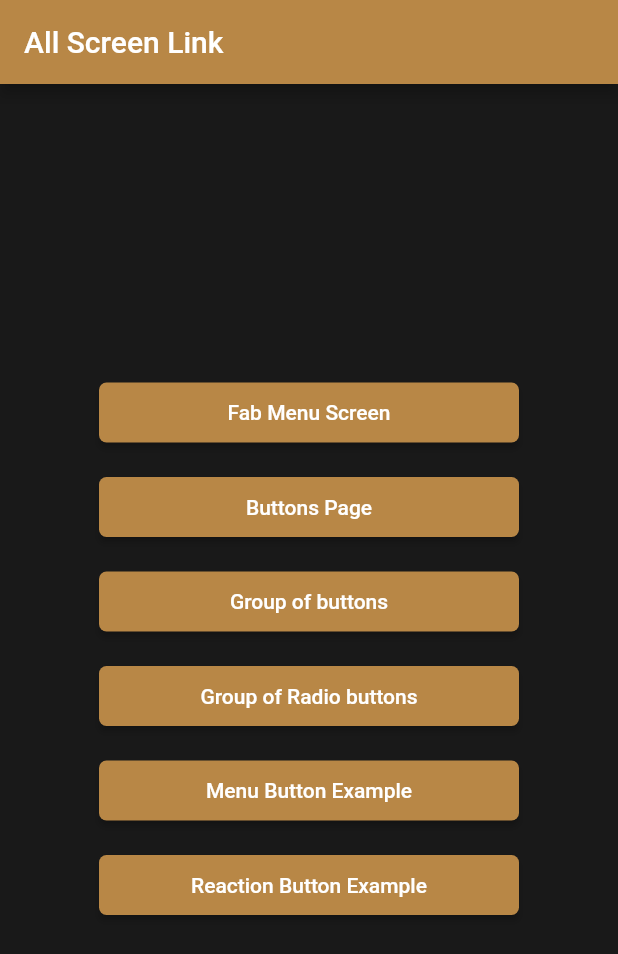
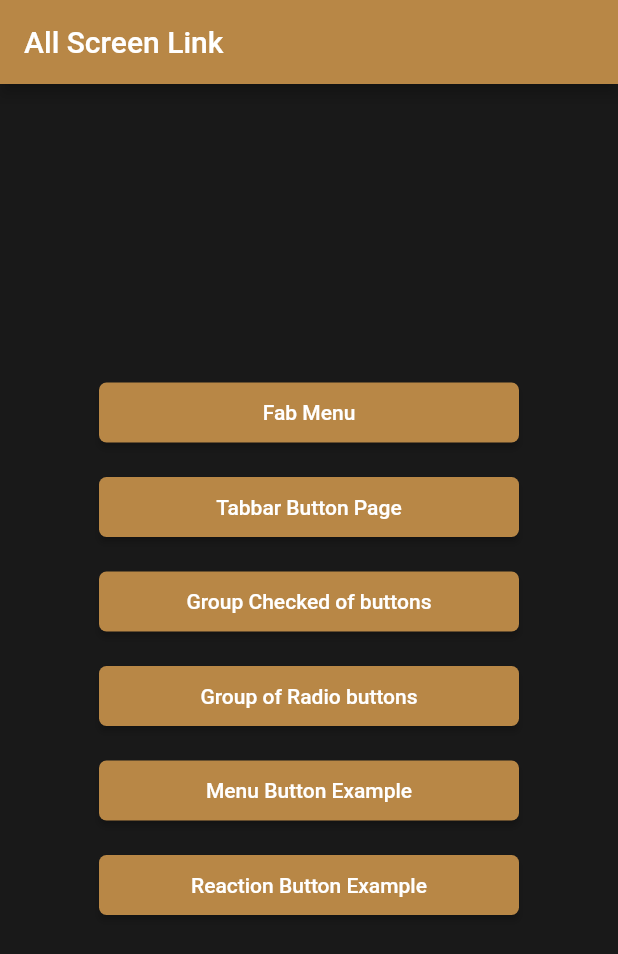
Before and after one commit to Haffshah/buttonsapp, a Flutter app: the screen it shows after launch, on a phone screen of 412 x 824 dp. Shown: the top 954 px of the screen. Run offline on Flutter 3.47's test engine with Material 2 defaults, Android fonts, the light colour scheme and no system bars.

Commit message:
little chnage in main file

```diff
--- a/lib/main.dart
+++ b/lib/main.dart
@@ -30,15 +30,12 @@ class MainHome extends StatefulWidget {
 }
 
 class _MainHomeState extends State<MainHome> {
-
-
-
   @override
   Widget build(BuildContext context) {
     return Scaffold(
       backgroundColor: Color(0xff191919),
       appBar: AppBar(
-         backgroundColor: Color(0xffB88746),
+        backgroundColor: Color(0xffB88746),
         title: Text('All Screen Link'),
       ),
       body: Center(
@@ -46,16 +43,8 @@ class _MainHomeState extends State<MainHome> {
           mainAxisAlignment: MainAxisAlignment.center,
           crossAxisAlignment: CrossAxisAlignment.start,
           children: [
-
-            ElevatedButton(
-              style: ElevatedButton.styleFrom(
-                primary: Color(0xffB88746),
-                fixedSize: Size(280, 40),
-                shape: RoundedRectangleBorder(
-                  borderRadius: BorderRadius.circular(5),
-                ),
-              ),
-              onPressed: () {
+            ElevatedButtonWidget(
+              onclick: () {
                 Navigator.push(
                   context,
                   MaterialPageRoute(
@@ -63,42 +52,27 @@ class _MainHomeState extends State<MainHome> {
                   ),
                 );
               },
-              child: Text("Fab Menu Screen"),
+              text: 'Fab Menu',
             ),
             SizedBox(
               height: 15.0,
             ),
-            ElevatedButton(
-                style: ElevatedButton.styleFrom(
-                  primary:Color(0xffB88746),
-                  fixedSize: Size(280, 40),
-                  shape: RoundedRectangleBorder(
-                    borderRadius: BorderRadius.circular(5),
+            ElevatedButtonWidget(
+              onclick: () {
+                Navigator.push(
+                  context,
+                  MaterialPageRoute(
+                    builder: (context) => MyTabbar(),
                   ),
-                ),
-                onPressed: () {
-                  Navigator.push(
-                    context,
-                    MaterialPageRoute(
-                      builder: (context) => MyTabbar(),
-                    ),
-                  );
-                },
-                child: Text('Buttons Page'),
-              ),
-
+                );
+              },
+              text: 'Tabbar Button Page',
+            ),
             SizedBox(
               height: 15.0,
             ),
-            ElevatedButton(
-              style: ElevatedButton.styleFrom(
-                primary:Color(0xffB88746),
-                fixedSize: Size(280, 40),
-                shape: RoundedRectangleBorder(
-                  borderRadius: BorderRadius.circular(5),
-                ),
-              ),
-              onPressed: () {
+            ElevatedButtonWidget(
+              onclick: () {
                 Navigator.push(
                   context,
                   MaterialPageRoute(
@@ -106,20 +80,13 @@ class _MainHomeState extends State<MainHome> {
                   ),
                 );
               },
-              child: Text("Group of buttons"),
+              text: 'Group Checked of buttons',
             ),
             SizedBox(
               height: 15.0,
             ),
-            ElevatedButton(
-              style: ElevatedButton.styleFrom(
-                primary:Color(0xffB88746),
-                fixedSize: Size(280, 40),
-                shape: RoundedRectangleBorder(
-                  borderRadius: BorderRadius.circular(5),
-                ),
-              ),
-              onPressed: () {
+            ElevatedButtonWidget(
+              onclick: () {
                 Navigator.push(
                   context,
                   MaterialPageRoute(
@@ -127,20 +94,13 @@ class _MainHomeState extends State<MainHome> {
                   ),
                 );
               },
-              child: Text("Group of Radio buttons"),
+              text: 'Group of Radio buttons',
             ),
             SizedBox(
               height: 15.0,
             ),
-            ElevatedButton(
-              style: ElevatedButton.styleFrom(
-                primary:Color(0xffB88746),
-                fixedSize: Size(280, 40),
-                shape: RoundedRectangleBorder(
-                  borderRadius: BorderRadius.circular(5),
-                ),
-              ),
-              onPressed: () {
+            ElevatedButtonWidget(
+              onclick: () {
                 Navigator.push(
                   context,
                   MaterialPageRoute(
@@ -148,20 +108,13 @@ class _MainHomeState extends State<MainHome> {
                   ),
                 );
               },
-              child: Text("Menu Button Example"),
+              text: 'Menu Button Example',
             ),
             SizedBox(
               height: 15.0,
             ),
-            ElevatedButton(
-              style: ElevatedButton.styleFrom(
-                primary:Color(0xffB88746),
-                fixedSize: Size(280, 40),
-                shape: RoundedRectangleBorder(
-                  borderRadius: BorderRadius.circular(5),
-                ),
-              ),
-              onPressed: () {
+            ElevatedButtonWidget(
+              onclick: () {
                 Navigator.push(
                   context,
                   MaterialPageRoute(
@@ -169,14 +122,55 @@ class _MainHomeState extends State<MainHome> {
                   ),
                 );
               },
-              child: Text("Reaction Button Example"),
+              text: 'Reaction Button Example',
             ),
             SizedBox(
               height: 15.0,
             ),
+            // ElevatedButtonWidget(
+            //   onclick: () {
+            //     Navigator.push(
+            //       context,
+            //       MaterialPageRoute(
+            //         builder: (context) => FloatingActionButtonDemo(),
+            //       ),
+            //     );
+            //   },
+            //   text: 'Reaction Button',
+            // ),
+            // SizedBox(
+            //   height: 15.0,
+            // ),
           ],
         ),
       ),
     );
   }
 }
+
+class ElevatedButtonWidget extends StatelessWidget {
+  final Function onclick;
+  final String text;
+  const ElevatedButtonWidget({
+    Key? key,
+    required this.onclick,
+    required this.text,
+  }) : super(key: key);
+
+  @override
+  Widget build(BuildContext context) {
+    return ElevatedButton(
+      style: ElevatedButton.styleFrom(
+        primary: Color(0xffB88746),
+        fixedSize: Size(280, 40),
+        shape: RoundedRectangleBorder(
+          borderRadius: BorderRadius.circular(5),
+        ),
+      ),
+      onPressed: () {
+        onclick();
+      },
+      child: Text(text),
+    );
+  }
+}
```
Also changed, not shown: lib/FloatingActionMenu.dart (+36 -29 lines), lib/floating.dart (added, +173 -0 lines).
